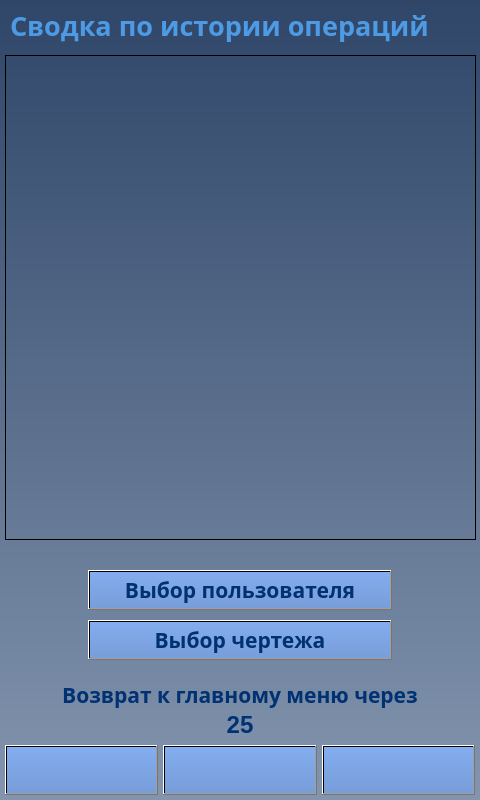
The window that client/GUI/ui/screen_21_summary_user_plan.ui (komrade2801/AutoSklad) describes before a commit, drawn with Qt 5.
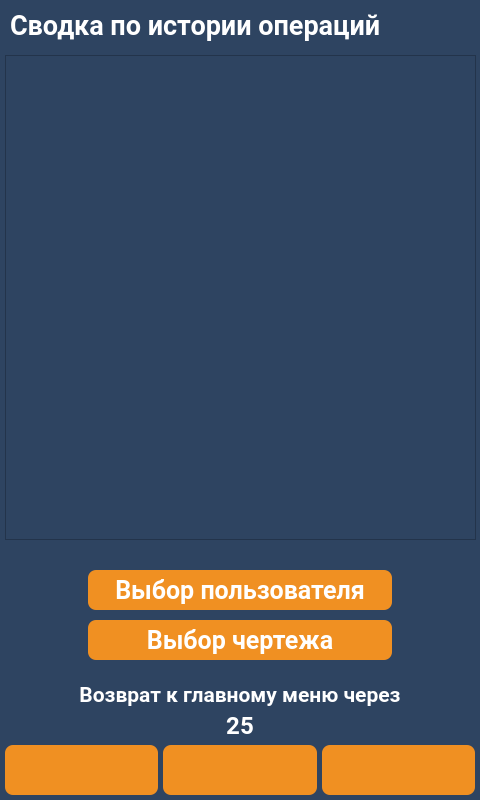
The same window after the commit. Icons and pictures are not drawn.

Commit message: changed client UI style

What changed in the file:
```diff
--- a/client/GUI/ui/screen_21_summary_user_plan.ui
+++ b/client/GUI/ui/screen_21_summary_user_plan.ui
@@ -14,7 +14,36 @@
    <string>screen_21_summary</string>
   </property>
   <property name="styleSheet">
-   <string notr="true">background-color: qlineargradient(spread:pad, x1:0.5, y1:0, x2:0.5, y2:1, stop:0 rgba(47, 70, 105, 255), stop:1 rgba(131, 149, 174, 255));</string>
+   <string notr="true">QWidget{
+	background-color: #2e4461;
+}
+QLabel {
+	background: none;
+	color: #FFFFFF;
+	border-width: 0px;
+	border-radius: 0px;
+	font-family: &quot;Roboto&quot;, Sans-serif;
+}
+#background {
+	color: #FFFFFF;
+	background-color: #2e4461;
+	border-width: 2px;
+	border-style: groove;
+	border-color: #ff9923;
+	border-radius: 0px;
+	font-family: &quot;Roboto&quot;, Sans-serif;
+}
+QPushButton {
+	color: #FFFFFF;
+	background-color: #f09022;
+	border-width: 0px;
+	border-style: outset;
+	border-color: #EAA657;
+	border-radius: 8px;
+	font-weight: 600;
+    font-size: 25px;
+	font-family: &quot;Roboto&quot;, Sans-serif;
+}</string>
   </property>
   <widget class="QPushButton" name="btn_up">
    <property name="enabled">
@@ -36,16 +65,12 @@
    </property>
    <property name="font">
     <font>
-     <family>Arial Black</family>
-     <pointsize>16</pointsize>
+     <family>Roboto</family>
+     <pointsize>-1</pointsize>
      <weight>75</weight>
      <bold>true</bold>
     </font>
    </property>
-   <property name="styleSheet">
-    <string notr="true">background-color: qlineargradient(spread:pad, x1:0.5, y1:0, x2:0.5, y2:1, stop:0 rgba(131, 173, 239, 255), stop:1 rgba(120, 158, 217, 255));
-color: rgb(0, 49, 114);</string>
-   </property>
    <property name="text">
     <string/>
    </property>
@@ -80,16 +105,12 @@
    </property>
    <property name="font">
     <font>
-     <family>Arial Black</family>
-     <pointsize>16</pointsize>
+     <family>Roboto</family>
+     <pointsize>-1</pointsize>
      <weight>75</weight>
      <bold>true</bold>
     </font>
    </property>
-   <property name="styleSheet">
-    <string notr="true">background-color: qlineargradient(spread:pad, x1:0.5, y1:0, x2:0.5, y2:1, stop:0 rgba(131, 173, 239, 255), stop:1 rgba(120, 158, 217, 255));
-color: rgb(0, 49, 114);</string>
-   </property>
    <property name="text">
     <string/>
    </property>
@@ -118,7 +139,7 @@
    </property>
    <property name="font">
     <font>
-     <family>Arial Black</family>
+     <family>Roboto</family>
      <pointsize>20</pointsize>
      <weight>75</weight>
      <bold>true</bold>
@@ -127,10 +148,6 @@
    <property name="layoutDirection">
     <enum>Qt::LeftToRight</enum>
    </property>
-   <property name="styleSheet">
-    <string notr="true">color: rgb(78, 155, 229);
-background-color: qlineargradient(spread:pad, x1:0, y1:0, x2:1, y2:0, stop:0 rgba(0, 0, 0, 0), stop:1 rgba(255, 255, 255, 0));</string>
-   </property>
    <property name="text">
     <string>Сводка по истории операций</string>
    </property>
@@ -150,9 +167,6 @@
    <property name="whatsThis">
     <string>&lt;html&gt;&lt;head/&gt;&lt;body&gt;&lt;p&gt;&lt;br/&gt;&lt;/p&gt;&lt;/body&gt;&lt;/html&gt;</string>
    </property>
-   <property name="styleSheet">
-    <string notr="true">background-color: qlineargradient(spread:pad, x1:0, y1:0, x2:1, y2:0, stop:0 rgba(0, 0, 0, 0), stop:1 rgba(255, 255, 255, 0));</string>
-   </property>
   </widget>
   <widget class="QLabel" name="lbl_timeout_back">
    <property name="geometry">
@@ -169,9 +183,9 @@
       <colorrole role="WindowText">
        <brush brushstyle="SolidPattern">
         <color alpha="255">
-         <red>0</red>
-         <green>49</green>
-         <blue>114</blue>
+         <red>255</red>
+         <green>255</green>
+         <blue>255</blue>
         </color>
        </brush>
       </colorrole>
@@ -198,18 +212,18 @@
       <colorrole role="Text">
        <brush brushstyle="SolidPattern">
         <color alpha="255">
-         <red>0</red>
-         <green>49</green>
-         <blue>114</blue>
+         <red>255</red>
+         <green>255</green>
+         <blue>255</blue>
         </color>
        </brush>
       </colorrole>
       <colorrole role="ButtonText">
        <brush brushstyle="SolidPattern">
         <color alpha="255">
-         <red>0</red>
-         <green>49</green>
-         <blue>114</blue>
+         <red>255</red>
+         <green>255</green>
+         <blue>255</blue>
         </color>
        </brush>
       </colorrole>
@@ -267,9 +281,9 @@
       <colorrole role="WindowText">
        <brush brushstyle="SolidPattern">
         <color alpha="255">
-         <red>0</red>
-         <green>49</green>
-         <blue>114</blue>
+         <red>255</red>
+         <green>255</green>
+         <blue>255</blue>
         </color>
        </brush>
       </colorrole>
@@ -296,18 +310,18 @@
       <colorrole role="Text">
        <brush brushstyle="SolidPattern">
         <color alpha="255">
-         <red>0</red>
-         <green>49</green>
-         <blue>114</blue>
+         <red>255</red>
+         <green>255</green>
+         <blue>255</blue>
         </color>
        </brush>
       </colorrole>
       <colorrole role="ButtonText">
        <brush brushstyle="SolidPattern">
         <color alpha="255">
-         <red>0</red>
-         <green>49</green>
-         <blue>114</blue>
+         <red>255</red>
+         <green>255</green>
+         <blue>255</blue>
         </color>
        </brush>
       </colorrole>
@@ -354,9 +368,9 @@
       <colorrole role="PlaceholderText">
        <brush brushstyle="NoBrush">
         <color alpha="128">
-         <red>0</red>
-         <green>49</green>
-         <blue>114</blue>
+         <red>255</red>
+         <green>255</green>
+         <blue>255</blue>
         </color>
        </brush>
       </colorrole>
@@ -365,9 +379,9 @@
       <colorrole role="WindowText">
        <brush brushstyle="SolidPattern">
         <color alpha="255">
-         <red>0</red>
-         <green>49</green>
-         <blue>114</blue>
+         <red>255</red>
+         <green>255</green>
+         <blue>255</blue>
         </color>
        </brush>
       </colorrole>
@@ -394,18 +408,18 @@
       <colorrole role="Text">
        <brush brushstyle="SolidPattern">
         <color alpha="255">
-         <red>0</red>
-         <green>49</green>
-         <blue>114</blue>
+         <red>255</red>
+         <green>255</green>
+         <blue>255</blue>
         </color>
        </brush>
       </colorrole>
       <colorrole role="ButtonText">
        <brush brushstyle="SolidPattern">
         <color alpha="255">
-         <red>0</red>
-         <green>49</green>
-         <blue>114</blue>
+         <red>255</red>
+         <green>255</green>
+         <blue>255</blue>
         </color>
        </brush>
       </colorrole>
@@ -463,15 +477,12 @@
    </property>
    <property name="font">
     <font>
+     <family>Roboto</family>
      <pointsize>18</pointsize>
      <weight>75</weight>
      <bold>true</bold>
     </font>
    </property>
-   <property name="styleSheet">
-    <string notr="true">color: rgb(0, 49, 114);
-background-color: qlineargradient(spread:pad, x1:0, y1:0, x2:1, y2:0, stop:0 rgba(0, 0, 0, 0), stop:1 rgba(255, 255, 255, 0));</string>
-   </property>
    <property name="text">
     <string>25</string>
    </property>
@@ -494,9 +505,9 @@
       <colorrole role="WindowText">
        <brush brushstyle="SolidPattern">
         <color alpha="255">
-         <red>0</red>
-         <green>49</green>
-         <blue>114</blue>
+         <red>255</red>
+         <green>255</green>
+         <blue>255</blue>
         </color>
        </brush>
       </colorrole>
@@ -523,18 +534,18 @@
       <colorrole role="Text">
        <brush brushstyle="SolidPattern">
         <color alpha="255">
-         <red>0</red>
-         <green>49</green>
-         <blue>114</blue>
+         <red>255</red>
+         <green>255</green>
+         <blue>255</blue>
         </color>
        </brush>
       </colorrole>
       <colorrole role="ButtonText">
        <brush brushstyle="SolidPattern">
         <color alpha="255">
-         <red>0</red>
-         <green>49</green>
-         <blue>114</blue>
+         <red>255</red>
+         <green>255</green>
+         <blue>255</blue>
         </color>
        </brush>
       </colorrole>
@@ -592,9 +603,9 @@
       <colorrole role="WindowText">
        <brush brushstyle="SolidPattern">
         <color alpha="255">
-         <red>0</red>
-         <green>49</green>
-         <blue>114</blue>
+         <red>255</red>
+         <green>255</green>
+         <blue>255</blue>
         </color>
        </brush>
       </colorrole>
@@ -621,18 +632,18 @@
       <colorrole role="Text">
        <brush brushstyle="SolidPattern">
         <color alpha="255">
-         <red>0</red>
-         <green>49</green>
-         <blue>114</blue>
+         <red>255</red>
+         <green>255</green>
+         <blue>255</blue>
         </color>
        </brush>
       </colorrole>
       <colorrole role="ButtonText">
        <brush brushstyle="SolidPattern">
         <color alpha="255">
-         <red>0</red>
-         <green>49</green>
-         <blue>114</blue>
+         <red>255</red>
+         <green>255</green>
+         <blue>255</blue>
         </color>
        </brush>
       </colorrole>
@@ -679,9 +690,9 @@
       <colorrole role="PlaceholderText">
        <brush brushstyle="NoBrush">
         <color alpha="128">
-         <red>0</red>
-         <green>49</green>
-         <blue>114</blue>
+         <red>255</red>
+         <green>255</green>
+         <blue>255</blue>
         </color>
        </brush>
       </colorrole>
@@ -690,9 +701,9 @@
       <colorrole role="WindowText">
        <brush brushstyle="SolidPattern">
         <color alpha="255">
-         <red>0</red>
-         <green>49</green>
-         <blue>114</blue>
+         <red>255</red>
+         <green>255</green>
+         <blue>255</blue>
         </color>
        </brush>
       </colorrole>
@@ -719,18 +730,18 @@
       <colorrole role="Text">
        <brush brushstyle="SolidPattern">
         <color alpha="255">
-         <red>0</red>
-         <green>49</green>
-         <blue>114</blue>
+         <red>255</red>
+         <green>255</green>
+         <blue>255</blue>
         </color>
        </brush>
       </colorrole>
       <colorrole role="ButtonText">
        <brush brushstyle="SolidPattern">
         <color alpha="255">
-         <red>0</red>
-         <green>49</green>
-         <blue>114</blue>
+         <red>255</red>
+         <green>255</green>
+         <blue>255</blue>
         </color>
        </brush>
       </colorrole>
@@ -788,16 +799,12 @@
    </property>
    <property name="font">
     <font>
-     <family>Dubai</family>
+     <family>Roboto</family>
      <pointsize>16</pointsize>
      <weight>75</weight>
      <bold>true</bold>
     </font>
    </property>
-   <property name="styleSheet">
-    <string notr="true">color: rgb(0, 49, 114);
-background-color: qlineargradient(spread:pad, x1:0, y1:0, x2:1, y2:0, stop:0 rgba(0, 0, 0, 0), stop:1 rgba(255, 255, 255, 0));</string>
-   </property>
    <property name="text">
     <string>Возврат к главному меню через</string>
    </property>
@@ -820,88 +827,55 @@
       <colorrole role="WindowText">
        <brush brushstyle="SolidPattern">
         <color alpha="255">
-         <red>0</red>
-         <green>49</green>
-         <blue>114</blue>
+         <red>255</red>
+         <green>255</green>
+         <blue>255</blue>
         </color>
        </brush>
       </colorrole>
       <colorrole role="Button">
-       <brush brushstyle="LinearGradientPattern">
-        <gradient startx="0.500000000000000" starty="0.000000000000000" endx="0.500000000000000" endy="1.000000000000000" type="LinearGradient" spread="PadSpread" coordinatemode="ObjectBoundingMode">
-         <gradientstop position="0.000000000000000">
-          <color alpha="255">
-           <red>131</red>
-           <green>173</green>
-           <blue>239</blue>
-          </color>
-         </gradientstop>
-         <gradientstop position="1.000000000000000">
-          <color alpha="255">
-           <red>120</red>
-           <green>158</green>
-           <blue>217</blue>
-          </color>
-         </gradientstop>
-        </gradient>
+       <brush brushstyle="SolidPattern">
+        <color alpha="255">
+         <red>240</red>
+         <green>144</green>
+         <blue>34</blue>
+        </color>
        </brush>
       </colorrole>
       <colorrole role="Text">
        <brush brushstyle="SolidPattern">
         <color alpha="255">
-         <red>0</red>
-         <green>49</green>
-         <blue>114</blue>
+         <red>255</red>
+         <green>255</green>
+         <blue>255</blue>
         </color>
        </brush>
       </colorrole>
       <colorrole role="ButtonText">
        <brush brushstyle="SolidPattern">
         <color alpha="255">
-         <red>0</red>
-         <green>49</green>
-         <blue>114</blue>
+         <red>255</red>
+         <green>255</green>
+         <blue>255</blue>
         </color>
        </brush>
       </colorrole>
       <colorrole role="Base">
-       <brush brushstyle="LinearGradientPattern">
-        <gradient startx="0.500000000000000" starty="0.000000000000000" endx="0.500000000000000" endy="1.000000000000000" type="LinearGradient" spread="PadSpread" coordinatemode="ObjectBoundingMode">
-         <gradientstop position="0.000000000000000">
-          <color alpha="255">
-           <red>131</red>
-           <green>173</green>
-           <blue>239</blue>
-          </color>
-         </gradientstop>
-         <gradientstop position="1.000000000000000">
-          <color alpha="255">
-           <red>120</red>
-           <green>158</green>
-           <blue>217</blue>
-          </color>
-         </gradientstop>
-        </gradient>
+       <brush brushstyle="SolidPattern">
+        <color alpha="255">
+         <red>240</red>
+         <green>144</green>
+         <blue>34</blue>
+        </color>
        </brush>
       </colorrole>
       <colorrole role="Window">
-       <brush brushstyle="LinearGradientPattern">
-        <gradient startx="0.500000000000000" starty="0.000000000000000" endx="0.500000000000000" endy="1.000000000000000" type="LinearGradient" spread="PadSpread" coordinatemode="ObjectBoundingMode">
-         <gradientstop position="0.000000000000000">
-          <color alpha="255">
-           <red>131</red>
-           <green>173</green>
-           <blue>239</blue>
-          </color>
-         </gradientstop>
-         <gradientstop position="1.000000000000000">
-          <color alpha="255">
-           <red>120</red>
-           <green>158</green>
-           <blue>217</blue>
-          </color>
-         </gradientstop>
-        </gradient>
+       <brush brushstyle="SolidPattern">
+        <color alpha="255">
+         <red>240</red>
+         <green>144</green>
+         <blue>34</blue>
+        </color>
        </brush>
       </colorrole>
       <colorrole role="PlaceholderText">
@@ -918,96 +892,63 @@
       <colorrole role="WindowText">
        <brush brushstyle="SolidPattern">
         <color alpha="255">
-         <red>0</red>
-         <green>49</green>
-         <blue>114</blue>
+         <red>255</red>
+         <green>255</green>
+         <blue>255</blue>
         </color>
        </brush>
       </colorrole>
       <colorrole role="Button">
-       <brush brushstyle="LinearGradientPattern">
-        <gradient startx="0.500000000000000" starty="0.000000000000000" endx="0.500000000000000" endy="1.000000000000000" type="LinearGradient" spread="PadSpread" coordinatemode="ObjectBoundingMode">
-         <gradientstop position="0.000000000000000">
-          <color alpha="255">
-           <red>131</red>
-           <green>173</green>
-           <blue>239</blue>
-          </color>
-         </gradientstop>
-         <gradientstop position="1.000000000000000">
-          <color alpha="255">
-           <red>120</red>
-           <green>158</green>
-           <blue>217</blue>
-          </color>
-         </gradientstop>
-        </gradient>
+       <brush brushstyle="SolidPattern">
+        <color alpha="255">
+         <red>240</red>
+         <green>144</green>
+         <blue>34</blue>
+        </color>
        </brush>
       </colorrole>
       <colorrole role="Text">
        <brush brushstyle="SolidPattern">
         <color alpha="255">
-         <red>0</red>
-         <green>49</green>
-         <blue>114</blue>
+         <red>255</red>
+         <green>255</green>
+         <blue>255</blue>
         </color>
        </brush>
       </colorrole>
       <colorrole role="ButtonText">
        <brush brushstyle="SolidPattern">
         <color alpha="255">
-         <red>0</red>
-         <green>49</green>
-         <blue>114</blue>
+         <red>255</red>
+         <green>255</green>
+         <blue>255</blue>
         </color>
        </brush>
       </colorrole>
       <colorrole role="Base">
-       <brush brushstyle="LinearGradientPattern">
-        <gradient startx="0.500000000000000" starty="0.000000000000000" endx="0.500000000000000" endy="1.000000000000000" type="LinearGradient" spread="PadSpread" coordinatemode="ObjectBoundingMode">
-         <gradientstop position="0.000000000000000">
-          <color alpha="255">
-           <red>131</red>
-           <green>173</green>
-           <blue>239</blue>
-          </color>
-         </gradientstop>
-         <gradientstop position="1.000000000000000">
-          <color alpha="255">
-           <red>120</red>
-           <green>158</green>
-           <blue>217</blue>
-          </color>
-         </gradientstop>
-        </gradient>
+       <brush brushstyle="SolidPattern">
+        <color alpha="255">
+         <red>240</red>
+         <green>144</green>
+         <blue>34</blue>
+        </color>
        </brush>
       </colorrole>
       <colorrole role="Window">
-       <brush brushstyle="LinearGradientPattern">
-        <gradient startx="0.500000000000000" starty="0.000000000000000" endx="0.500000000000000" endy="1.000000000000000" type="LinearGradient" spread="PadSpread" coordinatemode="ObjectBoundingMode">
-         <gradientstop position="0.000000000000000">
-          <color alpha="255">
-           <red>131</red>
-           <green>173</green>
-           <blue>239</blue>
-          </color>
-         </gradientstop>
-         <gradientstop position="1.000000000000000">
-          <color alpha="255">
-           <red>120</red>
-           <green>158</green>
-           <blue>217</blue>
-          </color>
-         </gradientstop>
-        </gradient>
+       <brush brushstyle="SolidPattern">
+        <color alpha="255">
+         <red>240</red>
+         <green>144</green>
+         <blue>34</blue>
+        </color>
        </brush>
       </colorrole>
       <colorrole role="PlaceholderText">
        <brush brushstyle="NoBrush">
         <color alpha="128">
-         <red>0</red>
-         <green>49</green>
-         <blue>114</blue>
+         <red>255</red>
+         <green>255</green>
+         <blue>255</blue>
         </color>
        </brush>
       </colorrole>
@@ -1016,88 +957,55 @@
       <colorrole role="WindowText">
        <brush brushstyle="SolidPattern">
         <color alpha="255">
-         <red>0</red>
-         <green>49</green>
-         <blue>114</blue>
+         <red>255</red>
+         <green>255</green>
+         <blue>255</blue>
         </color>
        </brush>
       </colorrole>
       <colorrole role="Button">
-       <brush brushstyle="LinearGradientPattern">
-        <gradient startx="0.500000000000000" starty="0.000000000000000" endx="0.500000000000000" endy="1.000000000000000" type="LinearGradient" spread="PadSpread" coordinatemode="ObjectBoundingMode">
-         <gradientstop position="0.000000000000000">
-          <color alpha="255">
-           <red>131</red>
-           <green>173</green>
-           <blue>239</blue>
-          </color>
-         </gradientstop>
-         <gradientstop position="1.000000000000000">
-          <color alpha="255">
-           <red>120</red>
-           <green>158</green>
-           <blue>217</blue>
-          </color>
-         </gradientstop>
-        </gradient>
+       <brush brushstyle="SolidPattern">
+        <color alpha="255">
+         <red>240</red>
+         <green>144</green>
+         <blue>34</blue>
+        </color>
        </brush>
       </colorrole>
       <colorrole role="Text">
        <brush brushstyle="SolidPattern">
         <color alpha="255">
-         <red>0</red>
-         <green>49</green>
-         <blue>114</blue>
+         <red>255</red>
+         <green>255</green>
+         <blue>255</blue>
         </color>
        </brush>
       </colorrole>
       <colorrole role="ButtonText">
        <brush brushstyle="SolidPattern">
         <color alpha="255">
-         <red>0</red>
-         <green>49</green>
-         <blue>114</blue>
+         <red>255</red>
+         <green>255</green>
+         <blue>255</blue>
         </color>
        </brush>
       </colorrole>
       <colorrole role="Base">
-       <brush brushstyle="LinearGradientPattern">
-        <gradient startx="0.500000000000000" starty="0.000000000000000" endx="0.500000000000000" endy="1.000000000000000" type="LinearGradient" spread="PadSpread" coordinatemode="ObjectBoundingMode">
-         <gradientstop position="0.000000000000000">
-          <color alpha="255">
-           <red>131</red>
-           <green>173</green>
-           <blue>239</blue>
-          </color>
-         </gradientstop>
-         <gradientstop position="1.000000000000000">
-          <color alpha="255">
-           <red>120</red>
-           <green>158</green>
-           <blue>217</blue>
-          </color>
-         </gradientstop>
-        </gradient>
+       <brush brushstyle="SolidPattern">
+        <color alpha="255">
+         <red>240</red>
+         <green>144</green>
+         <blue>34</blue>
+        </color>
        </brush>
       </colorrole>
       <colorrole role="Window">
-       <brush brushstyle="LinearGradientPattern">
-        <gradient startx="0.500000000000000" starty="0.000000000000000" endx="0.500000000000000" endy="1.000000000000000" type="LinearGradient" spread="PadSpread" coordinatemode="ObjectBoundingMode">
-         <gradientstop position="0.000000000000000">
-          <color alpha="255">
-           <red>131</red>
-           <green>173</green>
-           <blue>239</blue>
-          </color>
-         </gradientstop>
-         <gradientstop position="1.000000000000000">
-          <color alpha="255">
-           <red>120</red>
-           <green>158</green>
-           <blue>217</blue>
-          </color>
-         </gradientstop>
-        </gradient>
+       <brush brushstyle="SolidPattern">
+        <color alpha="255">
+         <red>240</red>
+         <green>144</green>
+         <blue>34</blue>
+        </color>
        </brush>
       </colorrole>
       <colorrole role="PlaceholderText">
@@ -1114,8 +1022,8 @@
    </property>
    <property name="font">
     <font>
-     <family>Arial Black</family>
-     <pointsize>16</pointsize>
+     <family>Roboto</family>
+     <pointsize>-1</pointsize>
      <weight>75</weight>
      <bold>true</bold>
     </font>
@@ -1126,10 +1034,6 @@
    <property name="layoutDirection">
     <enum>Qt::LeftToRight</enum>
    </property>
-   <property name="styleSheet">
-    <string notr="true">background-color: qlineargradient(spread:pad, x1:0.5, y1:0, x2:0.5, y2:1, stop:0 rgba(131, 173, 239, 255), stop:1 rgba(120, 158, 217, 255));
-color: rgb(0, 49, 114);</string>
-   </property>
    <property name="text">
     <string>Выбор чертежа</string>
    </property>
@@ -1154,16 +1058,12 @@
    </property>
    <property name="font">
     <font>
-     <family>Arial Black</family>
-     <pointsize>16</pointsize>
+     <family>Roboto</family>
+     <pointsize>-1</pointsize>
      <weight>75</weight>
      <bold>true</bold>
     </font>
    </property>
-   <property name="styleSheet">
-    <string notr="true">background-color: qlineargradient(spread:pad, x1:0.5, y1:0, x2:0.5, y2:1, stop:0 rgba(131, 173, 239, 255), stop:1 rgba(120, 158, 217, 255));
-color: rgb(0, 49, 114);</string>
-   </property>
    <property name="text">
     <string/>
    </property>
@@ -1193,88 +1093,55 @@
       <colorrole role="WindowText">
        <brush brushstyle="SolidPattern">
         <color alpha="255">
-         <red>0</red>
-         <green>49</green>
-         <blue>114</blue>
+         <red>255</red>
+         <green>255</green>
+         <blue>255</blue>
         </color>
        </brush>
       </colorrole>
       <colorrole role="Button">
-       <brush brushstyle="LinearGradientPattern">
-        <gradient startx="0.500000000000000" starty="0.000000000000000" endx="0.500000000000000" endy="1.000000000000000" type="LinearGradient" spread="PadSpread" coordinatemode="ObjectBoundingMode">
-         <gradientstop position="0.000000000000000">
-          <color alpha="255">
-           <red>131</red>
-           <green>173</green>
-           <blue>239</blue>
-          </color>
-         </gradientstop>
-         <gradientstop position="1.000000000000000">
-          <color alpha="255">
-           <red>120</red>
-           <green>158</green>
-           <blue>217</blue>
-          </color>
-         </gradientstop>
-        </gradient>
+       <brush brushstyle="SolidPattern">
+        <color alpha="255">
+         <red>240</red>
+         <green>144</green>
+         <blue>34</blue>
+        </color>
        </brush>
       </colorrole>
       <colorrole role="Text">
        <brush brushstyle="SolidPattern">
         <color alpha="255">
-         <red>0</red>
-         <green>49</green>
-         <blue>114</blue>
+         <red>255</red>
+         <green>255</green>
+         <blue>255</blue>
         </color>
        </brush>
       </colorrole>
       <colorrole role="ButtonText">
        <brush brushstyle="SolidPattern">
         <color alpha="255">
-         <red>0</red>
-         <green>49</green>
-         <blue>114</blue>
+         <red>255</red>
+         <green>255</green>
+         <blue>255</blue>
         </color>
        </brush>
       </colorrole>
       <colorrole role="Base">
-       <brush brushstyle="LinearGradientPattern">
-        <gradient startx="0.500000000000000" starty="0.000000000000000" endx="0.500000000000000" endy="1.000000000000000" type="LinearGradient" spread="PadSpread" coordinatemode="ObjectBoundingMode">
-         <gradientstop position="0.000000000000000">
-          <color alpha="255">
-           <red>131</red>
-           <green>173</green>
-           <blue>239</blue>
-          </color>
-         </gradientstop>
-         <gradientstop position="1.000000000000000">
-          <color alpha="255">
-           <red>120</red>
-           <green>158</green>
-           <blue>217</blue>
-          </color>
-         </gradientstop>
-        </gradient>
+       <brush brushstyle="SolidPattern">
+        <color alpha="255">
+         <red>240</red>
+         <green>144</green>
+         <blue>34</blue>
+        </color>
        </brush>
       </colorrole>
       <colorrole role="Window">
-       <brush brushstyle="LinearGradientPattern">
-        <gradient startx="0.500000000000000" starty="0.000000000000000" endx="0.500000000000000" endy="1.000000000000000" type="LinearGradient" spread="PadSpread" coordinatemode="ObjectBoundingMode">
-         <gradientstop position="0.000000000000000">
-          <color alpha="255">
-           <red>131</red>
-           <green>173</green>
-           <blue>239</blue>
-          </color>
-         </gradientstop>
-         <gradientstop position="1.000000000000000">
-          <color alpha="255">
-           <red>120</red>
-           <green>158</green>
-           <blue>217</blue>
-          </color>
-         </gradientstop>
-        </gradient>
+       <brush brushstyle="SolidPattern">
+        <color alpha="255">
+         <red>240</red>
+         <green>144</green>
+         <blue>34</blue>
+        </color>
        </brush>
       </colorrole>
       <colorrole role="PlaceholderText">
@@ -1291,96 +1158,63 @@
       <colorrole role="WindowText">
        <brush brushstyle="SolidPattern">
         <color alpha="255">
-         <red>0</red>
-         <green>49</green>
-         <blue>114</blue>
+         <red>255</red>
+         <green>255</green>
+         <blue>255</blue>
         </color>
        </brush>
       </colorrole>
       <colorrole role="Button">
-       <brush brushstyle="LinearGradientPattern">
-        <gradient startx="0.500000000000000" starty="0.000000000000000" endx="0.500000000000000" endy="1.000000000000000" type="LinearGradient" spread="PadSpread" coordinatemode="ObjectBoundingMode">
-         <gradientstop position="0.000000000000000">
-          <color alpha="255">
-           <red>131</red>
-           <green>173</green>
-           <blue>239</blue>
-          </color>
-         </gradientstop>
-         <gradientstop position="1.000000000000000">
-          <color alpha="255">
-           <red>120</red>
-           <green>158</green>
-           <blue>217</blue>
-          </color>
-         </gradientstop>
-        </gradient>
+       <brush brushstyle="SolidPattern">
+        <color alpha="255">
+         <red>240</red>
+         <green>144</green>
+         <blue>34</blue>
+        </color>
        </brush>
       </colorrole>
       <colorrole role="Text">
        <brush brushstyle="SolidPattern">
         <color alpha="255">
-         <red>0</red>
-         <green>49</green>
-         <blue>114</blue>
+         <red>255</red>
+         <green>255</green>
+         <blue>255</blue>
         </color>
        </brush>
       </colorrole>
       <colorrole role="ButtonText">
        <brush brushstyle="SolidPattern">
         <color alpha="255">
-         <red>0</red>
-         <green>49</green>
-         <blue>114</blue>
+         <red>255</red>
+         <green>255</green>
+         <blue>255</blue>
         </color>
        </brush>
       </colorrole>
       <colorrole role="Base">
-       <brush brushstyle="LinearGradientPattern">
-        <gradient startx="0.500000000000000" starty="0.000000000000000" endx="0.500000000000000" endy="1.000000000000000" type="LinearGradient" spread="PadSpread" coordinatemode="ObjectBoundingMode">
-         <gradientstop position="0.000000000000000">
-          <color alpha="255">
-           <red>131</red>
-           <green>173</green>
-           <blue>239</blue>
-          </color>
-         </gradientstop>
-         <gradientstop position="1.000000000000000">
-          <color alpha="255">
-           <red>120</red>
-           <green>158</green>
-           <blue>217</blue>
-          </color>
-         </gradientstop>
-        </gradient>
+       <brush brushstyle="SolidPattern">
+        <color alpha="255">
+         <red>240</red>
+         <green>144</green>
+         <blue>34</blue>
+        </color>
        </brush>
       </colorrole>
       <colorrole role="Window">
-       <brush brushstyle="LinearGradientPattern">
-        <gradient startx="0.500000000000000" starty="0.000000000000000" endx="0.500000000000000" endy="1.000000000000000" type="LinearGradient" spread="PadSpread" coordinatemode="ObjectBoundingMode">
-         <gradientstop position="0.000000000000000">
-          <color alpha="255">
-           <red>131</red>
-           <green>173</green>
-           <blue>239</blue>
-          </color>
-         </gradientstop>
-         <gradientstop position="1.000000000000000">
-          <color alpha="255">
-           <red>120</red>
-           <green>158</green>
-           <blue>217</blue>
-          </color>
-         </gradientstop>
-        </gradient>
+       <brush brushstyle="SolidPattern">
+        <color alpha="255">
+         <red>240</red>
+         <green>144</green>
+         <blue>34</blue>
+        </color>
        </brush>
       </colorrole>
       <colorrole role="PlaceholderText">
        <brush brushstyle="NoBrush">
         <color alpha="128">
-         <red>0</red>
-         <green>49</green>
-         <blue>114</blue>
+         <red>255</red>
+         <green>255</green>
+         <blue>255</blue>
         </color>
        </brush>
       </colorrole>
@@ -1389,88 +1223,55 @@
       <colorrole role="WindowText">
        <brush brushstyle="SolidPattern">
         <color alpha="255">
-         <red>0</red>
-         <green>49</green>
-         <blue>114</blue>
+         <red>255</red>
+         <green>255</green>
+         <blue>255</blue>
         </color>
        </brush>
       </colorrole>
       <colorrole role="Button">
-       <brush brushstyle="LinearGradientPattern">
-        <gradient startx="0.500000000000000" starty="0.000000000000000" endx="0.500000000000000" endy="1.000000000000000" type="LinearGradient" spread="PadSpread" coordinatemode="ObjectBoundingMode">
-         <gradientstop position="0.000000000000000">
-          <color alpha="255">
-           <red>131</red>
-           <green>173</green>
-           <blue>239</blue>
-          </color>
-         </gradientstop>
-         <gradientstop position="1.000000000000000">
-          <color alpha="255">
-           <red>120</red>
-           <green>158</green>
-           <blue>217</blue>
-          </color>
-         </gradientstop>
-        </gradient>
+       <brush brushstyle="SolidPattern">
+        <color alpha="255">
+         <red>240</red>
+         <green>144</green>
+         <blue>34</blue>
+        </color>
        </brush>
       </colorrole>
       <colorrole role="Text">
        <brush brushstyle="SolidPattern">
         <color alpha="255">
-         <red>0</red>
-         <green>49</green>
-         <blue>114</blue>
+         <red>255</red>
+         <green>255</green>
+         <blue>255</blue>
         </color>
        </brush>
       </colorrole>
       <colorrole role="ButtonText">
        <brush brushstyle="SolidPattern">
         <color alpha="255">
-         <red>0</red>
-         <green>49</green>
-         <blue>114</blue>
+         <red>255</red>
+         <green>255</green>
+         <blue>255</blue>
         </color>
        </brush>
       </colorrole>
       <colorrole role="Base">
-       <brush brushstyle="LinearGradientPattern">
-        <gradient startx="0.500000000000000" starty="0.000000000000000" endx="0.500000000000000" endy="1.000000000000000" type="LinearGradient" spread="PadSpread" coordinatemode="ObjectBoundingMode">
-         <gradientstop position="0.000000000000000">
-          <color alpha="255">
-           <red>131</red>
-           <green>173</green>
-           <blue>239</blue>
-          </color>
-         </gradientstop>
-         <gradientstop position="1.000000000000000">
-          <color alpha="255">
-           <red>120</red>
-           <green>158</green>
-           <blue>217</blue>
-          </color>
-         </gradientstop>
-        </gradient>
+       <brush brushstyle="SolidPattern">
+        <color alpha="255">
+         <red>240</red>
+         <green>144</green>
+         <blue>34</blue>
+        </color>
        </brush>
       </colorrole>
       <colorrole role="Window">
-       <brush brushstyle="LinearGradientPattern">
-        <gradient startx="0.500000000000000" starty="0.000000000000000" endx="0.500000000000000" endy="1.000000000000000" type="LinearGradient" spread="PadSpread" coordinatemode="ObjectBoundingMode">
-         <gradientstop position="0.000000000000000">
-          <color alpha="255">
-           <red>131</red>
-           <green>173</green>
-           <blue>239</blue>
-          </color>
-         </gradientstop>
-         <gradientstop position="1.000000000000000">
-          <color alpha="255">
-           <red>120</red>
-           <green>158</green>
-           <blue>217</blue>
-          </color>
-         </gradientstop>
-        </gradient>
+       <brush brushstyle="SolidPattern">
+        <color alpha="255">
+         <red>240</red>
+         <green>144</green>
+         <blue>34</blue>
+        </color>
        </brush>
       </colorrole>
       <colorrole role="PlaceholderText">
@@ -1487,8 +1288,8 @@
    </property>
    <property name="font">
     <font>
-     <family>Arial Black</family>
-     <pointsize>16</pointsize>
+     <family>Roboto</family>
+     <pointsize>-1</pointsize>
      <weight>75</weight>
      <bold>true</bold>
     </font>
@@ -1499,10 +1300,6 @@
    <property name="layoutDirection">
     <enum>Qt::LeftToRight</enum>
    </property>
-   <property name="styleSheet">
-    <string notr="true">background-color: qlineargradient(spread:pad, x1:0.5, y1:0, x2:0.5, y2:1, stop:0 rgba(131, 173, 239, 255), stop:1 rgba(120, 158, 217, 255));
-color: rgb(0, 49, 114);</string>
-   </property>
    <property name="text">
     <string>Выбор пользователя</string>
    </property>
```
Left out of the diff: 16 changed lines with no effect on the pictures. The commit also changes 144 other files.
